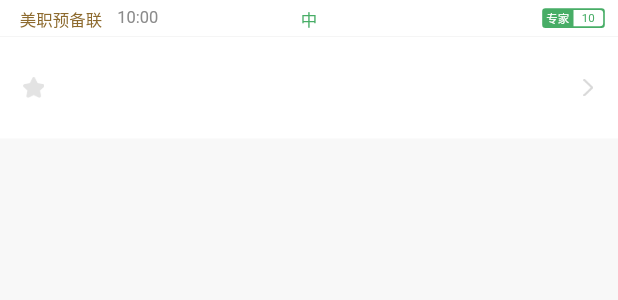
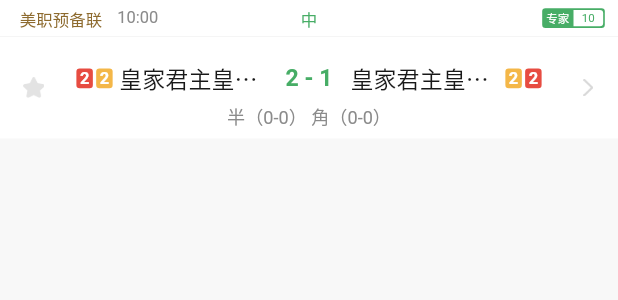
Before and after one commit to dingshaoshuai-dbchain/flutter_study, a Flutter app: the _FootballMatchItem widget shown alone on an empty page, opened directly, on a phone screen of 412 x 824 dp. Shown: the top 300 px of the screen. Run offline on Flutter 3.47's test engine with Material 2 defaults, Android fonts, the phone set to English and light mode, and no system bars; drawn by our look-alikes of oktoast; our stand-ins replace cached_network_image, dio, fluro, flutter_screenutil; missing offline and left inert: common_utils, flukit; statements that could not run were skipped.

Commit message:
足球赛事列表

```diff
--- a/lib/page/match/football_match_index_page.dart
+++ b/lib/page/match/football_match_index_page.dart
@@ -3,6 +3,7 @@ import 'package:flutter/material.dart';
 import 'package:flutter_screenutil/flutter_screenutil.dart';
 import 'package:youliao/res_app/app_colors.dart';
 import 'package:youliao/widgets/basis/text_widget.dart';
+import 'package:youliao/widgets_app/football_match_card.dart';
 
 import '../../util/toast_util.dart';
 import '../../widgets/basis/container_widget.dart';
@@ -150,6 +151,29 @@ class _FootballMatchItem extends StatelessWidget {
           child: const CollectedWidget(),
         ),
         // 队伍信息区域
+        Positioned(
+          bottom: 5.w,
+          left: 45.w,
+          right: 45.w,
+          child: Column(
+            children: [
+              Row(
+                children: [
+                  Expanded(child: _buildTeam(context, TextDirection.rtl)),
+                  Gaps.hGap12,
+                  _buildScoreItem(context, '2 - 1'),
+                  Gaps.hGap12,
+                  Expanded(child: _buildTeam(context, TextDirection.ltr)),
+                ],
+              ),
+              Gaps.vGap5,
+              Text(
+                '半（0-0） 角（0-0）',
+                style: TextStyle(color: AppColors.color8B8B8B, fontSize: 11.sp),
+              )
+            ],
+          ),
+        ),
         // 图标区域
         Positioned(
           right: 15.w,
@@ -160,4 +184,41 @@ class _FootballMatchItem extends StatelessWidget {
       ],
     );
   }
+
+  /// 队伍区域
+  Widget _buildTeam(BuildContext context, TextDirection textDirection) {
+    return Row(
+      textDirection: textDirection,
+      children: [
+        ConstrainedBox(
+          constraints: BoxConstraints(
+            maxWidth: 90.w
+          ),
+          child: Text(
+            '皇家君主皇家君主皇家君主皇家君主',
+            overflow: TextOverflow.ellipsis,
+            style: TextStyle(
+              color: AppColors.color_181818,
+              fontSize: 14.sp,
+            ),
+          ),
+        ),
+        Gaps.hGapValue(4.w),
+        const YellowCard(number: 2),
+        Gaps.hGapValue(2.w),
+        const RedCard(number: 2),
+      ],
+    );
+  }
+
+  /// 比分 item
+  /// 如果某一队有两位数的话，中间的横杠就不在整个界面的最中间，不考虑这种情况
+  Widget _buildScoreItem(BuildContext context, String text) {
+    return TextWidget(
+      text: text,
+      textColor: AppColors.main,
+      fontSize: 14.sp,
+      fontWeight: FontWeight.w600,
+    );
+  }
 }
--- a/lib/res_app/app_colors.dart
+++ b/lib/res_app/app_colors.dart
@@ -5,6 +5,11 @@ class AppColors {
   static const Color mainBackground = Color(0xFFF8F8F8);
   static const Color red = Color(0xFFFF0F47);
   static const Color red_2 = Color(0xFFD73422);
+
+  /// 足球赛事牌子 - 黄牌
+  static const Color footballMatchYellow = Color(0xFFF4B748);
+  /// 足球赛事牌子 - 红牌
+  static const Color footballMatchRed = Color(0xFFE74C41);
 
   static const Color color_181818 = Color(0xFF181818);
   static const Color color_333333 = Color(0xFF333333);
--- /dev/null
+++ b/lib/widgets_app/football_match_card.dart
@@ -0,0 +1,40 @@
+import 'package:flutter/cupertino.dart';
+import 'package:flutter/material.dart';
+import 'package:flutter_screenutil/flutter_screenutil.dart';
+import 'package:youliao/res_app/app_colors.dart';
+import 'package:youliao/widgets/basis/text_widget.dart';
+
+/// 足球赛事牌子
+abstract class BaseFootballCard extends StatelessWidget {
+  const BaseFootballCard(
+      {super.key, required this.backgroundColor, required this.number});
+
+  final Color backgroundColor;
+  final int number;
+
+  @override
+  Widget build(BuildContext context) {
+    return TextWidget(
+      text: '$number',
+      textColor: Colors.white,
+      fontSize: 10.sp,
+      backgroundColor: backgroundColor,
+      radius: 2.w,
+      width: 10.w,
+      height: 12.w,
+      fontWeight: FontWeight.w600,
+    );
+  }
+}
+
+/// 足球赛事牌子 - 黄牌
+class YellowCard extends BaseFootballCard {
+  const YellowCard({super.key, required super.number})
+      : super(backgroundColor: AppColors.footballMatchYellow);
+}
+
+/// 足球赛事牌子 - 红牌
+class RedCard extends BaseFootballCard {
+  const RedCard({super.key, required super.number})
+      : super(backgroundColor: AppColors.footballMatchRed);
+}
```
